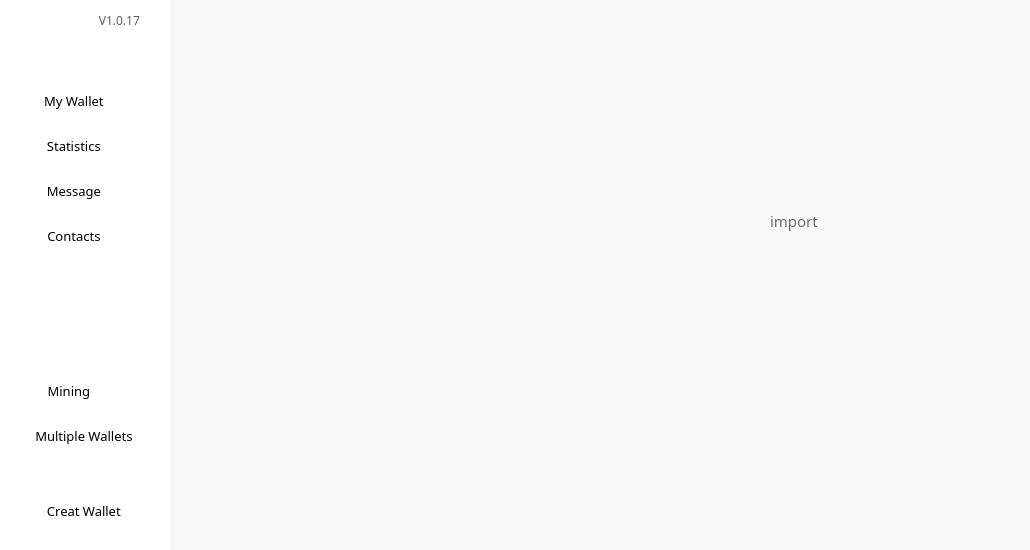
Qt form Mainform_QT.ui (sleewa/WaltonWallet_Mac) before a commit.
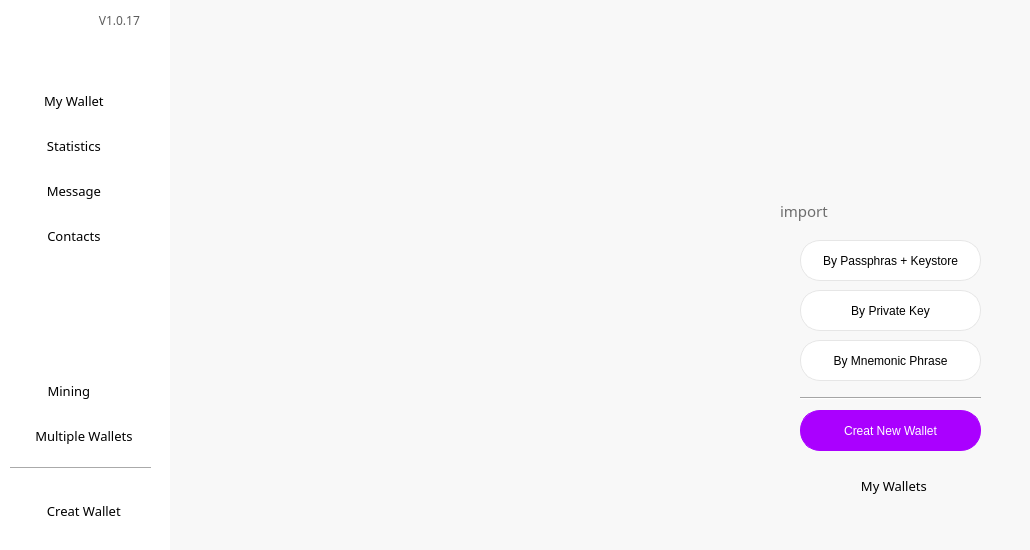
The same form after that commit. The open tabs and pages were chosen to show the change. Icons and pictures are not drawn.

Patch:
```diff
--- a/Mainform_QT.ui
+++ b/Mainform_QT.ui
@@ -400,8 +400,8 @@
     <widget class="QLabel" name="label_4">
      <property name="geometry">
       <rect>
-       <x>600</x>
-       <y>210</y>
+       <x>610</x>
+       <y>200</y>
        <width>71</width>
        <height>21</height>
       </rect>
@@ -419,6 +419,198 @@
       <string>import</string>
      </property>
     </widget>
+    <widget class="QPushButton" name="pushButton_39">
+     <property name="geometry">
+      <rect>
+       <x>630</x>
+       <y>240</y>
+       <width>181</width>
+       <height>41</height>
+      </rect>
+     </property>
+     <property name="font">
+      <font>
+       <family>Arial</family>
+       <pointsize>9</pointsize>
+       <weight>9</weight>
+       <italic>false</italic>
+       <bold>false</bold>
+      </font>
+     </property>
+     <property name="cursor">
+      <cursorShape>PointingHandCursor</cursorShape>
+     </property>
+     <property name="styleSheet">
+      <string notr="true">border-width: 1px;
+border-color: rgb(230, 230, 230);
+background-color: rgb(255, 255, 255);
+color: rgb(0, 0, 0);
+border-radius:20px;
+border-style:solid; 
+font: 75 9pt &quot;Arial&quot;;</string>
+     </property>
+     <property name="text">
+      <string>By Passphras + Keystore</string>
+     </property>
+    </widget>
+    <widget class="QPushButton" name="pushButton_40">
+     <property name="geometry">
+      <rect>
+       <x>630</x>
+       <y>290</y>
+       <width>181</width>
+       <height>41</height>
+      </rect>
+     </property>
+     <property name="font">
+      <font>
+       <family>Arial</family>
+       <pointsize>9</pointsize>
+       <weight>9</weight>
+       <italic>false</italic>
+       <bold>false</bold>
+      </font>
+     </property>
+     <property name="cursor">
+      <cursorShape>PointingHandCursor</cursorShape>
+     </property>
+     <property name="styleSheet">
+      <string notr="true">border-width: 1px;
+border-color: rgb(230, 230, 230);
+background-color: rgb(255, 255, 255);
+color: rgb(0, 0, 0);
+border-radius:20px;
+border-style:solid; 
+font: 75 9pt &quot;Arial&quot;;</string>
+     </property>
+     <property name="text">
+      <string>By Private Key</string>
+     </property>
+    </widget>
+    <widget class="QPushButton" name="pushButton_41">
+     <property name="geometry">
+      <rect>
+       <x>630</x>
+       <y>340</y>
+       <width>181</width>
+       <height>41</height>
+      </rect>
+     </property>
+     <property name="font">
+      <font>
+       <family>Arial</family>
+       <pointsize>9</pointsize>
+       <weight>9</weight>
+       <italic>false</italic>
+       <bold>false</bold>
+      </font>
+     </property>
+     <property name="cursor">
+      <cursorShape>PointingHandCursor</cursorShape>
+     </property>
+     <property name="styleSheet">
+      <string notr="true">border-width: 1px;
+border-color: rgb(230, 230, 230);
+background-color: rgb(255, 255, 255);
+color: rgb(0, 0, 0);
+border-radius:20px;
+border-style:solid; 
+font: 75 9pt &quot;Arial&quot;;</string>
+     </property>
+     <property name="text">
+      <string>By Mnemonic Phrase</string>
+     </property>
+    </widget>
+    <widget class="QPushButton" name="pushButton_42">
+     <property name="geometry">
+      <rect>
+       <x>630</x>
+       <y>410</y>
+       <width>181</width>
+       <height>41</height>
+      </rect>
+     </property>
+     <property name="font">
+      <font>
+       <family>Arial</family>
+       <pointsize>9</pointsize>
+       <weight>9</weight>
+       <italic>false</italic>
+       <bold>false</bold>
+      </font>
+     </property>
+     <property name="cursor">
+      <cursorShape>PointingHandCursor</cursorShape>
+     </property>
+     <property name="styleSheet">
+      <string notr="true">border-width: 1px;
+border-color: rgb(170, 0, 255);
+background-color: rgb(170, 0, 255);
+font: 75 9pt &quot;Arial&quot;;
+color: rgb(255, 255, 255);
+border-radius:20px;
+border-style:solid; 
+</string>
+     </property>
+     <property name="text">
+      <string>Creat New Wallet</string>
+     </property>
+    </widget>
+    <widget class="QToolButton" name="mw_2">
+     <property name="geometry">
+      <rect>
+       <x>650</x>
+       <y>470</y>
+       <width>141</width>
+       <height>31</height>
+      </rect>
+     </property>
+     <property name="font">
+      <font>
+       <family>微软雅黑</family>
+       <pointsize>10</pointsize>
+      </font>
+     </property>
+     <property name="styleSheet">
+      <string notr="true">border:0px;
+</string>
+     </property>
+     <property name="text">
+      <string>  My Wallets</string>
+     </property>
+     <property name="icon">
+      <iconset>
+       <normaloff>pic/mw0.png</normaloff>pic/mw0.png</iconset>
+     </property>
+     <property name="iconSize">
+      <size>
+       <width>200</width>
+       <height>200</height>
+      </size>
+     </property>
+     <property name="popupMode">
+      <enum>QToolButton::DelayedPopup</enum>
+     </property>
+     <property name="toolButtonStyle">
+      <enum>Qt::ToolButtonTextBesideIcon</enum>
+     </property>
+     <property name="autoRaise">
+      <bool>true</bool>
+     </property>
+    </widget>
+    <widget class="Line" name="line_28">
+     <property name="geometry">
+      <rect>
+       <x>630</x>
+       <y>390</y>
+       <width>181</width>
+       <height>16</height>
+      </rect>
+     </property>
+     <property name="orientation">
+      <enum>Qt::Horizontal</enum>
+     </property>
+    </widget>
    </widget>
    <widget class="QWidget" name="p1">
     <widget class="QPushButton" name="pushButton_5">
@@ -4399,6 +4591,19 @@
     <enum>QFrame::NoFrame</enum>
    </property>
   </widget>
+  <widget class="Line" name="line_27">
+   <property name="geometry">
+    <rect>
+     <x>10</x>
+     <y>460</y>
+     <width>141</width>
+     <height>16</height>
+    </rect>
+   </property>
+   <property name="orientation">
+    <enum>Qt::Horizontal</enum>
+   </property>
+  </widget>
  </widget>
  <resources/>
  <connections/>
```
Left out of the diff: 12 changed lines with no effect on the pictures.
